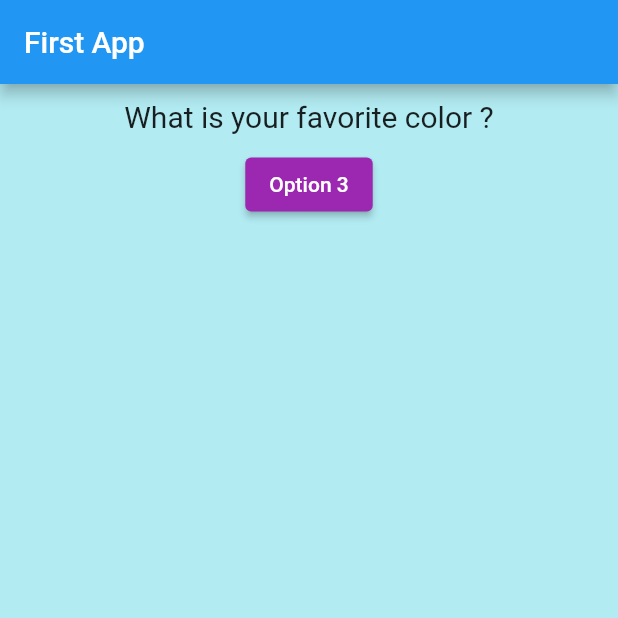
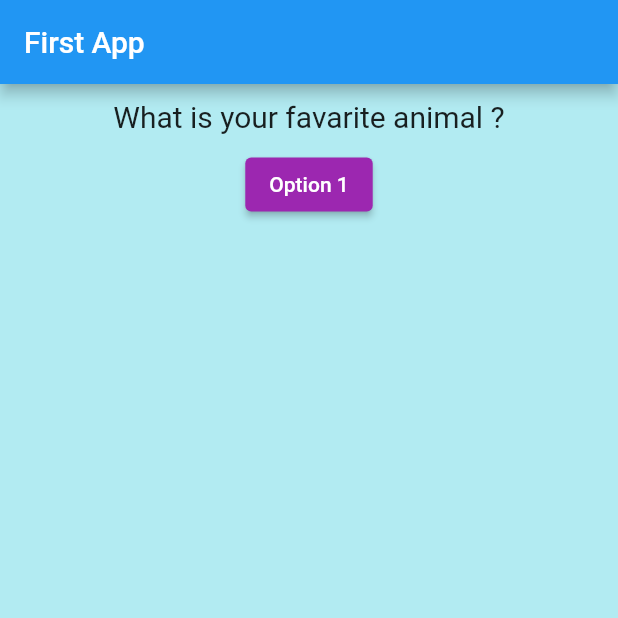
Before and after one commit to ayush8808/flutter_start, a Flutter app: the screen it shows after launch, on a phone screen of 412 x 824 dp, the top half of it. Run offline on Flutter 3.47's test engine with Material 2 defaults, Android fonts, the phone set to English and light mode, and no system bars.

Commit message:
argument is pass

```diff
--- a/lib/main.dart
+++ b/lib/main.dart
@@ -1,6 +1,7 @@
 import 'package:flutter/material.dart';
 import './question.dart';
 import './answer.dart';
+
 void main() => runApp(_MyApp());
 
 class _MyApp extends StatefulWidget {
@@ -10,23 +11,24 @@ class _MyApp extends StatefulWidget {
   }
 }
 
-class _MyAppState extends State <_MyApp>{
-  var _questionIndex = 1;
+class _MyAppState extends State<_MyApp> {
+  var _questionIndex = 0;
   void _AnsQues(a) {
     setState(() {
       _questionIndex += 1;
-       if(_questionIndex == a.length){
-        _questionIndex=0;
+      if (_questionIndex == a.length) {
+        _questionIndex = 0;
+      }
+    });
   }
 
-    });
-  }
   @override
   Widget build(BuildContext context) {
-    var _question = ['What is your favarite animal ?',
-                    'What is your favorite color ?',];
+    var _question = [
+      'What is your favarite animal ?',
+      'What is your favorite color ?',
+    ];
     return MaterialApp(
-
         debugShowCheckedModeBanner: false,
         home: Scaffold(
           appBar: AppBar(
@@ -35,19 +37,20 @@ class _MyAppState extends State <_MyApp>{
           body: Center(
             child: Column(
               children: [
-                  Question(_question[_questionIndex],
+                Question(
+                  _question[_questionIndex],
                 ),
-                  ElevatedButton(onPressed: () => _AnsQues,
-                    child: Text('Option 3'),
+                ElevatedButton(
+                  onPressed: () => _AnsQues(_question),
+                  child: Text("Option 1"),
                   style: ElevatedButton.styleFrom(
-                        primary: Colors.purple
+                    primary: Colors.purple,
                   ),
-                  ),
+                )
               ],
             ),
           ),
-            backgroundColor:Colors.cyan[100],
-        )
-    );
+          backgroundColor: Colors.cyan[100],
+        ));
   }
 }
```
Also changed, not shown: lib/answer.dart (+5 -4 lines). Lines whose indentation alone changed are shown as unchanged.
